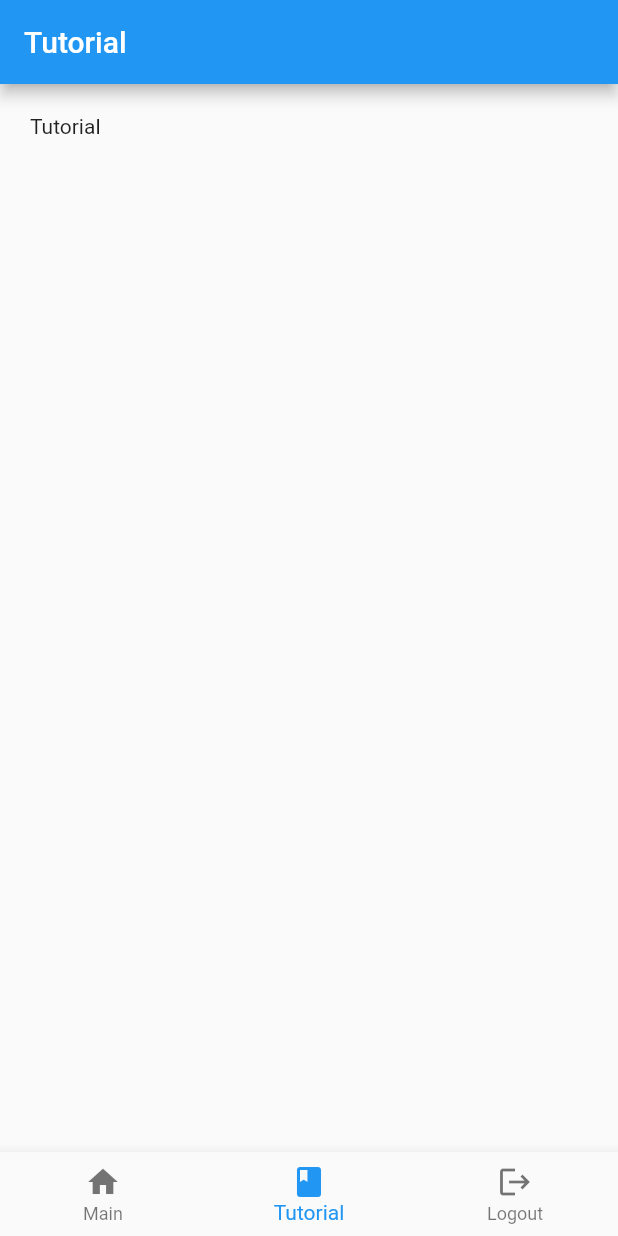
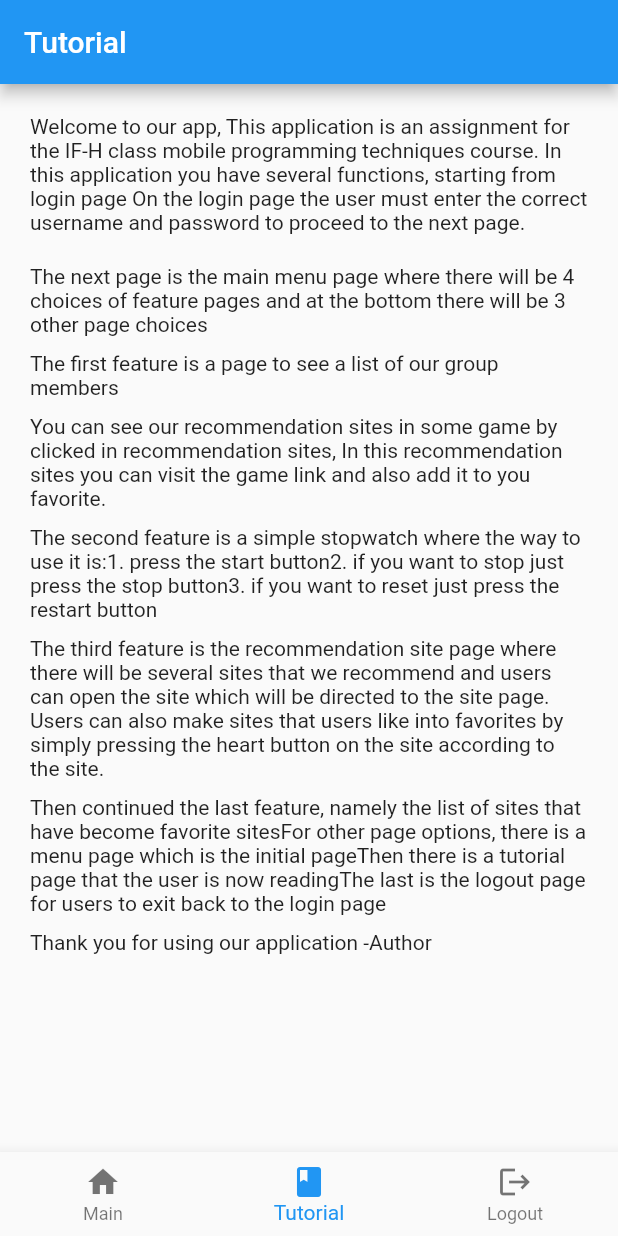
Before and after one commit to RowPramudito/tpm_tugas4, a Flutter app: the MenuPage screen opened directly, item 2 of the bottom bar chosen, on a phone screen of 412 x 824 dp. Run offline on Flutter 3.47's test engine with Material 2 defaults, Android fonts, the phone set to English and light mode, and no system bars.

Commit message:
add tutor page

```diff
--- a/lib/menu.dart
+++ b/lib/menu.dart
@@ -1,7 +1,7 @@
 import 'package:flutter/material.dart';
 import 'package:tpm_0604/logout.dart';
 import 'package:tpm_0604/main_page.dart';
-
+import 'package:tpm_0604/tutrorial_page.dart';
 class MenuPage extends StatefulWidget {
   const MenuPage({Key? key}) : super(key: key);
 
@@ -16,7 +16,7 @@ class _MenuPageState extends State<MenuPage> {
   TextStyle(fontSize: 30, fontWeight: FontWeight.bold);
   static List<Widget> _widgetOptions = <Widget>[
     MainPage(),
-    Text('Tutorial'),
+    TutorPage(),
     LogoutPage()
   ];
 
--- /dev/null
+++ b/lib/tutrorial_page.dart
@@ -0,0 +1,63 @@
+import 'package:flutter/cupertino.dart';
+import 'package:flutter/material.dart';
+
+class TutorPage extends StatelessWidget {
+  const TutorPage({Key? key}) : super(key: key);
+
+  @override
+  Widget build(BuildContext context) {
+    return Scaffold(
+      body: Column(
+        crossAxisAlignment: CrossAxisAlignment.start,
+        children: const [
+          Text('Welcome to our app,'
+              ' This application is an assignment for the IF-H class mobile programming techniques course.'
+              ' In this application you have several functions, starting from login page'
+              ' On the login page the user must enter the correct username and password to proceed to the next page.'),
+          SizedBox(height: 20),
+          Text(
+            'The next page is the main menu page where there will be 4 choices of feature pages and at the bottom there will be 3 other page choices ',
+            textAlign: TextAlign.left,
+          ),
+          SizedBox(height: 10),
+          Text(
+            'The first feature is a page to see a list of our group members',
+            textAlign: TextAlign.left,
+          ),
+          SizedBox(height: 10),
+          Text(
+                'You can see our recommendation sites in some game by clicked in recommendation sites,'
+                ' In this recommendation sites you can visit the game link and also add it to you favorite.',
+            textAlign: TextAlign.left,
+          ),
+          SizedBox(height: 10),
+          Text(
+                'The second feature is a simple stopwatch where the way to use it is:'
+                '1. press the start button'
+                '2. if you want to stop just press the stop button'
+                '3. if you want to reset just press the restart button',
+            textAlign: TextAlign.left,
+          ),
+          SizedBox(height: 10),
+          Text(
+            'The third feature is the recommendation site page where there will be several sites that we recommend and users can open the site which will be directed to the site page. Users can also make sites that users like into favorites by simply pressing the heart button on the site according to the site.',
+            textAlign: TextAlign.left,
+          ),
+          SizedBox(height: 10),
+          Text(
+                'Then continued the last feature, namely the list of sites that have become favorite sites'
+                'For other page options, there is a menu page which is the initial page'
+                'Then there is a tutorial page that the user is now reading'
+                'The last is the logout page for users to exit back to the login page',
+            textAlign: TextAlign.left,
+          ),
+          SizedBox(height: 10),
+          Text(
+            'Thank you for using our application -Author',
+            textAlign: TextAlign.center,
+          ),
+        ],
+      ),
+    );
+  }
+}
```
